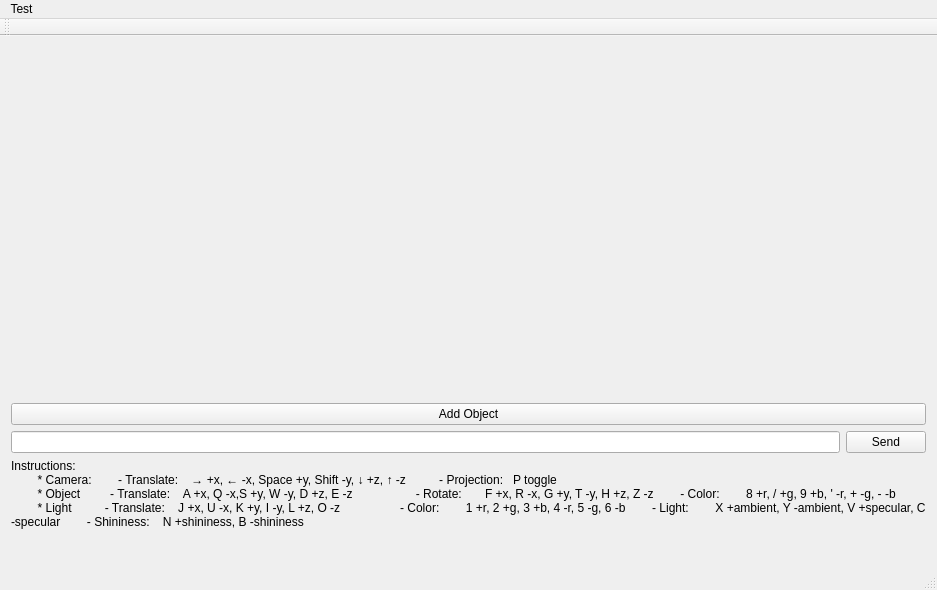
This is mainwindow.ui in NikCoh/rac-graf as Qt 5 draws it before an edit. The edited form follows.
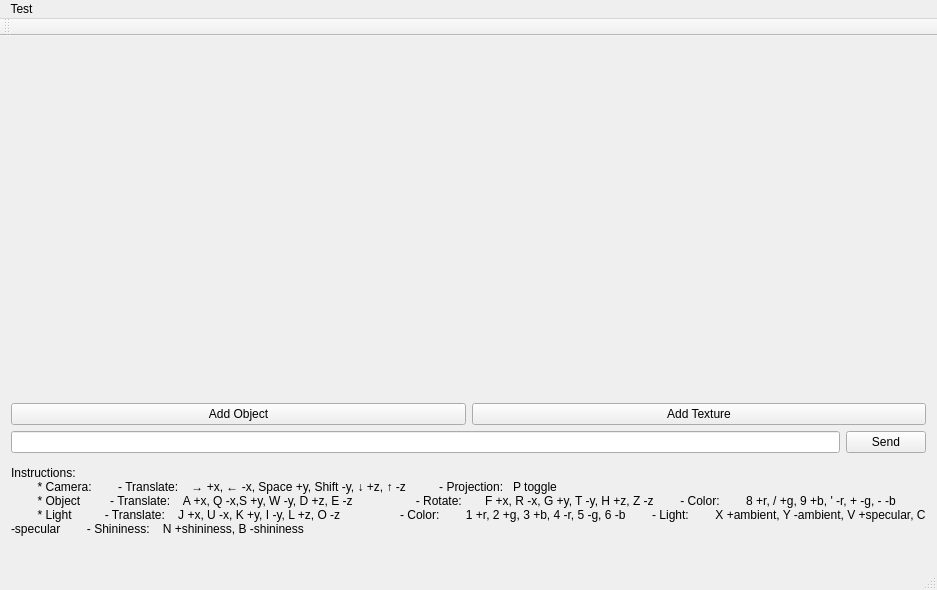
This is the edited form. Custom widgets are drawn as their Qt base class.

What changed in the file:
```diff
--- a/mainwindow.ui
+++ b/mainwindow.ui
@@ -22,6 +22,8 @@
      </widget>
     </item>
     <item>
+     <layout class="QHBoxLayout" name="horizontalLayout_2">
+      <item>
      <widget class="QPushButton" name="pushButton">
       <property name="text">
        <string>Add Object</string>
@@ -29,6 +31,15 @@
      </widget>
     </item>
     <item>
+       <widget class="QPushButton" name="pushButton_3">
+        <property name="text">
+         <string>Add Texture</string>
+        </property>
+       </widget>
+      </item>
+     </layout>
+    </item>
+    <item>
      <layout class="QHBoxLayout" name="horizontalLayout">
       <item>
        <widget class="QLineEdit" name="lineEdit"/>
@@ -51,9 +62,6 @@
         * Light          - Translate:    J +x, U -x, K +y, I -y, L +z, O -z                  - Color:        1 +r, 2 +g, 3 +b, 4 -r, 5 -g, 6 -b        - Light:        X +ambient, Y -ambient, V +specular, C -specular        - Shininess:    N +shininess, B -shininess
         </string>
       </property>
-      <property name="alignment">
-       <set>Qt::AlignLeft | Qt::AlignTop</set>
-      </property>
       <property name="wordWrap">
        <bool>true</bool>
       </property>
```
Left out of the diff: 25 changed lines with no effect on the pictures. Lines whose indentation alone changed are shown as unchanged.
